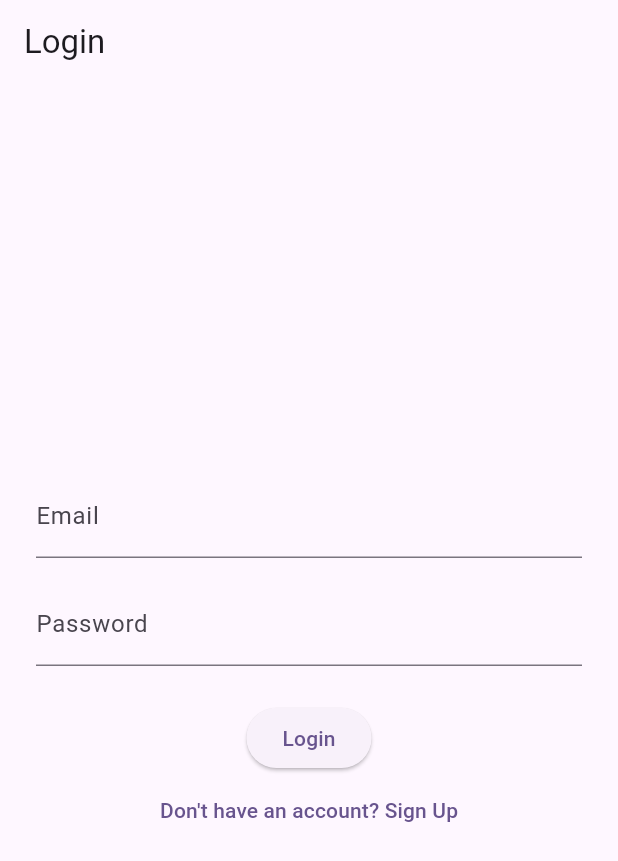
After one commit to sardarfahadali18-wq/fellowship-project-1, a Flutter app: the screen it shows after launch, on a phone screen of 412 x 824 dp. The commit adds this screen. Shown: the top 861 px of the screen. Run offline on Flutter 3.47's test engine with Material 3 defaults, Android fonts, the phone set to English and light mode, and no system bars; our stand-ins replace firebase_auth, firebase_core, flutter_local_notifications, flutter_timezone, shared_preferences, timezone; accounts and stored records are empty; generated files the repository leaves out were written again.

Commit message:
feat: add Firebase email/password authentication with login screen

```diff
--- a/lib/main.dart
+++ b/lib/main.dart
@@ -1,10 +1,15 @@
 import 'package:flutter/material.dart';
+import 'package:firebase_core/firebase_core.dart';
+import 'package:firebase_auth/firebase_auth.dart';
+import 'firebase_options.dart';
 import 'screens/caregiver_dashboard.dart';
+import 'screens/login_screen.dart';
 import 'services/notifications_service.dart';
 import 'services/streak_service.dart';
 
 void main() async {
   WidgetsFlutterBinding.ensureInitialized();
+  await Firebase.initializeApp(options: DefaultFirebaseOptions.currentPlatform);
   await NotificationService.init();
   await StreakService.init();
   runApp(const MyApp());
@@ -22,7 +27,18 @@ class MyApp extends StatelessWidget {
         colorScheme: ColorScheme.fromSeed(seedColor: Colors.deepPurple),
         useMaterial3: true,
       ),
-      home: const CaregiverDashboard(),
+      home: StreamBuilder<User?>(
+        stream: FirebaseAuth.instance.authStateChanges(),
+        builder: (context, snapshot) {
+          if (snapshot.connectionState == ConnectionState.waiting) {
+            return const Scaffold(body: Center(child: CircularProgressIndicator()));
+          }
+          if (snapshot.hasData) {
+            return const CaregiverDashboard();
+          }
+          return const LoginScreen();
+        },
+      ),
     );
   }
 }
--- /dev/null
+++ b/lib/screens/login_screen.dart
@@ -0,0 +1,86 @@
+import 'package:flutter/material.dart';
+import '../services/auth_service.dart';
+
+class LoginScreen extends StatefulWidget {
+  const LoginScreen({super.key});
+
+  @override
+  State<LoginScreen> createState() => _LoginScreenState();
+}
+
+class _LoginScreenState extends State<LoginScreen> {
+  final _authService = AuthService();
+  final _emailController = TextEditingController();
+  final _passwordController = TextEditingController();
+
+  bool _isSignUp = false;
+  bool _isLoading = false;
+  String? _errorMessage;
+
+  Future<void> _submit() async {
+    setState(() {
+      _isLoading = true;
+      _errorMessage = null;
+    });
+
+    final email = _emailController.text.trim();
+    final password = _passwordController.text.trim();
+
+    String? error;
+    if (_isSignUp) {
+      error = await _authService.signUp(email, password);
+    } else {
+      error = await _authService.signIn(email, password);
+    }
+
+    if (!mounted) return;
+    setState(() {
+      _isLoading = false;
+      _errorMessage = error;
+    });
+  }
+
+  @override
+  Widget build(BuildContext context) {
+    return Scaffold(
+      appBar: AppBar(title: Text(_isSignUp ? 'Sign Up' : 'Login')),
+      body: Padding(
+        padding: const EdgeInsets.all(24.0),
+        child: Column(
+          mainAxisAlignment: MainAxisAlignment.center,
+          children: [
+            TextField(
+              controller: _emailController,
+              keyboardType: TextInputType.emailAddress,
+              decoration: const InputDecoration(labelText: 'Email'),
+            ),
+            const SizedBox(height: 16),
+            TextField(
+              controller: _passwordController,
+              obscureText: true,
+              decoration: const InputDecoration(labelText: 'Password'),
+            ),
+            const SizedBox(height: 24),
+            if (_errorMessage != null)
+              Padding(
+                padding: const EdgeInsets.only(bottom: 16),
+                child: Text(_errorMessage!, style: const TextStyle(color: Colors.red)),
+              ),
+            _isLoading
+                ? const CircularProgressIndicator()
+                : ElevatedButton(
+                    onPressed: _submit,
+                    child: Text(_isSignUp ? 'Sign Up' : 'Login'),
+                  ),
+            TextButton(
+              onPressed: () => setState(() => _isSignUp = !_isSignUp),
+              child: Text(_isSignUp
+                  ? 'Already have an account? Login'
+                  : 'Don\'t have an account? Sign Up'),
+            ),
+          ],
+        ),
+      ),
+    );
+  }
+}
--- /dev/null
+++ b/lib/services/auth_service.dart
@@ -0,0 +1,31 @@
+import 'package:firebase_auth/firebase_auth.dart';
+
+class AuthService {
+  final FirebaseAuth _auth = FirebaseAuth.instance;
+
+  Stream<User?> get authStateChanges => _auth.authStateChanges();
+
+  User? get currentUser => _auth.currentUser;
+
+  Future<String?> signUp(String email, String password) async {
+    try {
+      await _auth.createUserWithEmailAndPassword(email: email, password: password);
+      return null;
+    } on FirebaseAuthException catch (e) {
+      return e.message ?? 'Sign up failed';
+    }
+  }
+
+  Future<String?> signIn(String email, String password) async {
+    try {
+      await _auth.signInWithEmailAndPassword(email: email, password: password);
+      return null;
+    } on FirebaseAuthException catch (e) {
+      return e.message ?? 'Sign in failed';
+    }
+  }
+
+  Future<void> signOut() async {
+    await _auth.signOut();
+  }
+}
```
Also changed, not shown: 5 other files.
